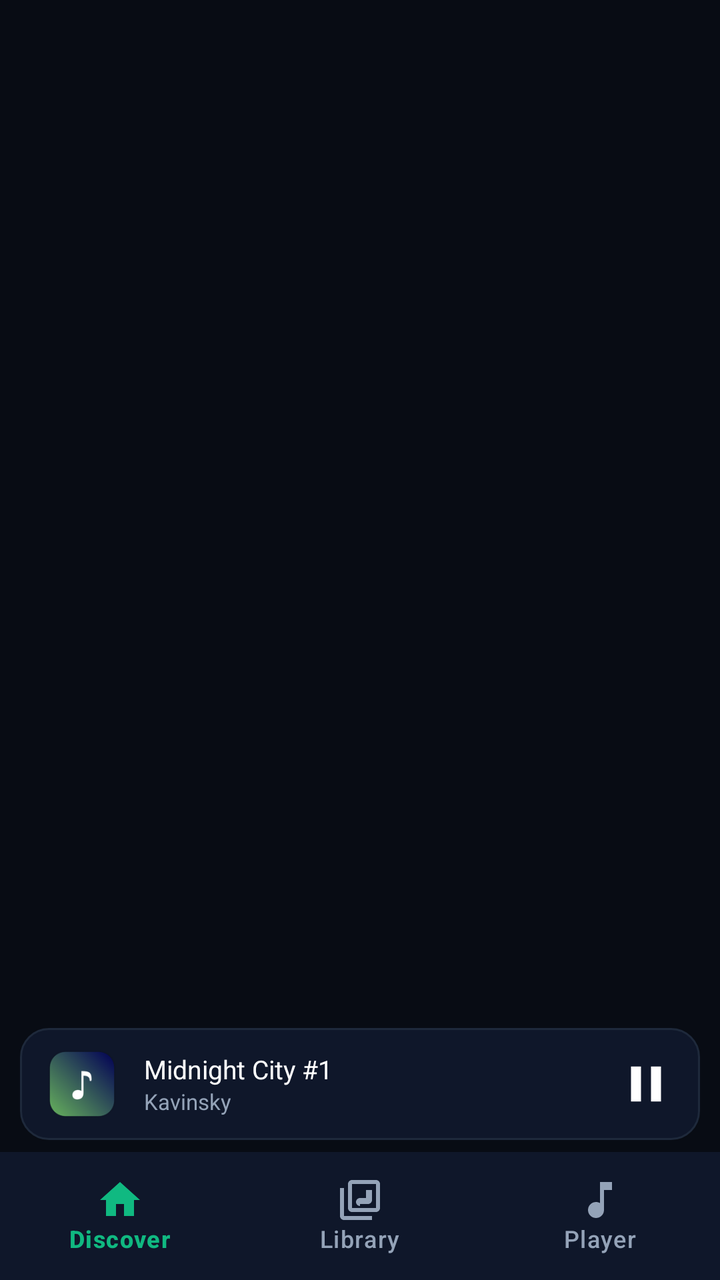
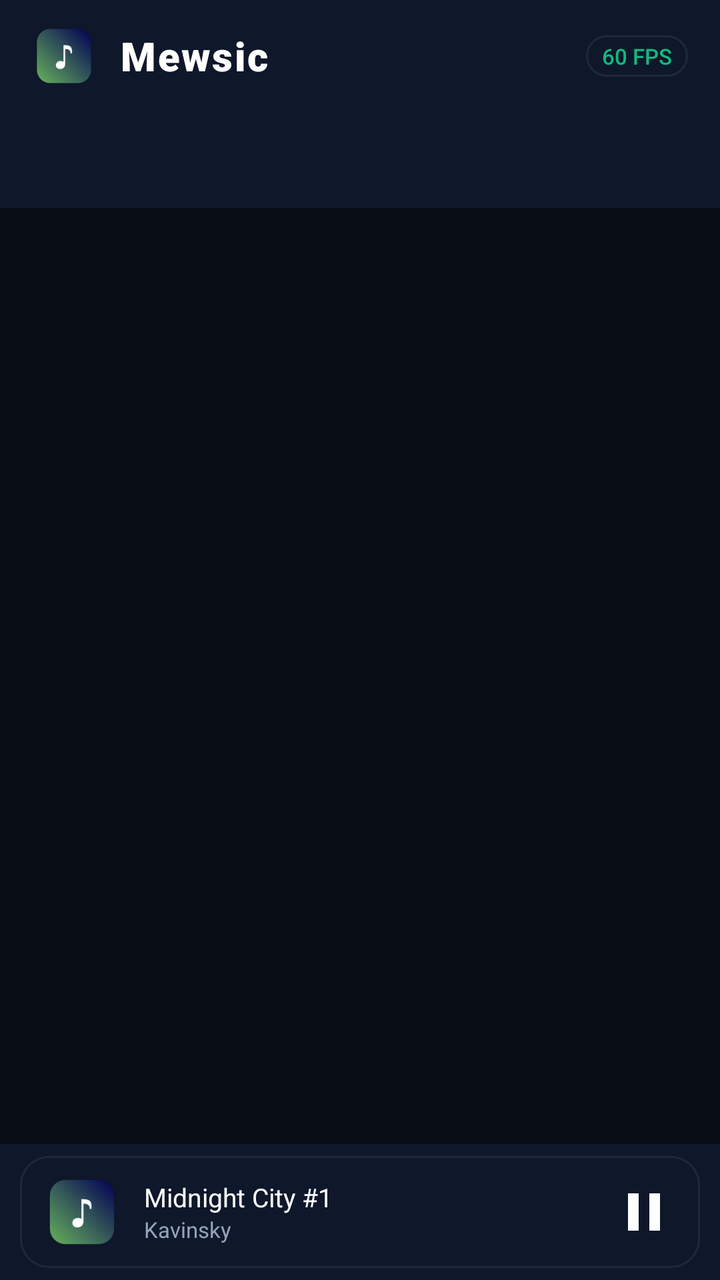

An Android layout rendered at two revisions. The XML below is the earlier revision; the diff shows what the commit changed to produce the second picture.
<!-- AndroidManifest.xml: application theme Theme.Mewsic -->
<!-- res/layout/activity_main.xml -->
<?xml version="1.0" encoding="utf-8"?>
<androidx.coordinatorlayout.widget.CoordinatorLayout xmlns:android="http://schemas.android.com/apk/res/android"
    xmlns:app="http://schemas.android.com/apk/res-auto"
    android:id="@+id/rootContainer"
    android:layout_width="match_parent"
    android:layout_height="match_parent"
    android:background="@color/background_dark">

    
    <FrameLayout
        android:id="@+id/fragmentContainer"
        android:layout_width="match_parent"
        android:layout_height="match_parent"
        android:layout_marginBottom="124dp" />

    
    <LinearLayout
        android:layout_width="match_parent"
        android:layout_height="wrap_content"
        android:layout_gravity="bottom"
        android:orientation="vertical">

        
        <LinearLayout
            android:id="@+id/miniPlayerBar"
            android:layout_width="match_parent"
            android:layout_height="56dp"
            android:layout_marginStart="10dp"
            android:layout_marginEnd="10dp"
            android:layout_marginBottom="6dp"
            android:background="@drawable/bg_stat_card"
            android:clickable="true"
            android:focusable="true"
            android:gravity="center_vertical"
            android:orientation="horizontal"
            android:paddingStart="12dp"
            android:paddingEnd="12dp">

            <ImageView
                android:id="@+id/ivMiniCover"
                android:layout_width="38dp"
                android:layout_height="38dp"
                android:contentDescription="@string/content_desc_logo"
                android:scaleType="centerCrop"
                android:src="@drawable/ic_mewsic_logo" />

            <LinearLayout
                android:layout_width="0dp"
                android:layout_height="wrap_content"
                android:layout_marginStart="12dp"
                android:layout_weight="1"
                android:orientation="vertical">

                <TextView
                    android:id="@+id/tvMiniTitle"
                    android:layout_width="wrap_content"
                    android:layout_height="wrap_content"
                    android:ellipsize="end"
                    android:fontFamily="sans-serif-bold"
                    android:maxLines="1"
                    android:text="Midnight City #1"
                    android:textColor="@color/text_primary"
                    android:textSize="13sp" />

                <TextView
                    android:id="@+id/tvMiniArtist"
                    android:layout_width="wrap_content"
                    android:layout_height="wrap_content"
                    android:ellipsize="end"
                    android:maxLines="1"
                    android:text="Kavinsky"
                    android:textColor="@color/text_secondary"
                    android:textSize="11sp" />
            </LinearLayout>

            <ImageView
                android:id="@+id/btnMiniPlayPause"
                android:layout_width="30dp"
                android:layout_height="30dp"
                android:contentDescription="Play or Pause"
                android:src="@drawable/ic_pause" />
        </LinearLayout>

        
        <com.google.android.material.bottomnavigation.BottomNavigationView
            android:id="@+id/bottomNav"
            android:layout_width="match_parent"
            android:layout_height="64dp"
            android:background="@color/surface_dark"
            app:itemActiveIndicatorStyle="@null"
            app:itemIconTint="@color/nav_item_tint"
            app:itemTextColor="@color/nav_item_tint"
            app:menu="@menu/bottom_nav_menu" />

    </LinearLayout>

</androidx.coordinatorlayout.widget.CoordinatorLayout>
<!-- resources referenced by this layout -->
<resources>
  <color name="background_dark">#080C14</color>
  <color name="surface_dark">#0F172A</color>
  <color name="text_primary">#FFFFFF</color>
  <color name="text_secondary">#94A3B8</color>
  <!-- drawable bg_stat_card (drawable) -->
  <?xml version="1.0" encoding="utf-8"?>
  <shape xmlns:android="http://schemas.android.com/apk/res/android"
      android:shape="rectangle">
      <solid android:color="@color/surface_dark" />
      <corners android:radius="14dp" />
      <stroke
          android:width="1dp"
          android:color="@color/surface_card" />
  </shape>
  <!-- drawable ic_mewsic_logo: png bitmap (drawable, 12205 bytes) -->
  <!-- drawable ic_pause (drawable) -->
  <vector xmlns:android="http://schemas.android.com/apk/res/android"
      android:width="24dp"
      android:height="24dp"
      android:viewportWidth="24"
      android:viewportHeight="24">
      <path
          android:fillColor="#FFFFFFFF"
          android:pathData="M6,19h4V5H6v14zm8,-14v14h4V5h-4z" />
  </vector>
  <string name="content_desc_logo">Mewsic App Logo</string>
  <style name="Theme.Mewsic" parent="Theme.Material3.Dark.NoActionBar">
          <item name="colorPrimary">@color/brand_emerald</item>
          <item name="colorOnPrimary">@color/text_primary</item>
          <item name="android:windowBackground">@color/background_dark</item>
          <item name="android:statusBarColor">@color/status_bar_color</item>
          <item name="android:navigationBarColor">@color/nav_bar_color</item>
          <item name="android:windowLightStatusBar">false</item>
          <item name="android:windowLightNavigationBar" tools:targetApi="o_mr1">false</item>
          <item name="android:windowActivityTransitions">true</item>
      </style>
  <color name="surface_card">#1E293B</color>
  <color name="brand_emerald">#10B981</color>
  <color name="status_bar_color">#080C14</color>
  <color name="nav_bar_color">#080C14</color>
</resources>

<!-- the commit's change to res/layout/activity_main.xml (unified diff, before → after) -->
@@ -1,33 +1,94 @@
 <?xml version="1.0" encoding="utf-8"?>
-<androidx.coordinatorlayout.widget.CoordinatorLayout xmlns:android="http://schemas.android.com/apk/res/android"
+<LinearLayout xmlns:android="http://schemas.android.com/apk/res/android"
     xmlns:app="http://schemas.android.com/apk/res-auto"
     android:id="@+id/rootContainer"
     android:layout_width="match_parent"
     android:layout_height="match_parent"
-    android:background="@color/background_dark">
-
-    
-    <FrameLayout
-        android:id="@+id/fragmentContainer"
-        android:layout_width="match_parent"
-        android:layout_height="match_parent"
-        android:layout_marginBottom="124dp" />
+    android:background="@color/background_dark"
+    android:orientation="vertical">
 
     
     <LinearLayout
+        android:id="@+id/topBar"
+        android:layout_width="match_parent"
+        android:layout_height="56dp"
+        android:background="@color/surface_dark"
+        android:gravity="center_vertical"
+        android:orientation="horizontal"
+        android:paddingStart="16dp"
+        android:paddingEnd="16dp">
+
+        <ImageView
+            android:layout_width="32dp"
+            android:layout_height="32dp"
+            android:contentDescription="@string/content_desc_logo"
+            android:src="@drawable/ic_mewsic_logo" />
+
+        <TextView
+            android:layout_width="0dp"
+            android:layout_height="wrap_content"
+            android:layout_marginStart="12dp"
+            android:layout_weight="1"
+            android:fontFamily="sans-serif-black"
+            android:letterSpacing="0.04"
+            android:text="@string/app_name"
+            android:textColor="@color/text_primary"
+            android:textSize="20sp" />
+
+        <TextView
+            android:layout_width="wrap_content"
+            android:layout_height="wrap_content"
+            android:background="@drawable/bg_stat_card"
+            android:fontFamily="sans-serif-medium"
+            android:paddingStart="8dp"
+            android:paddingTop="3dp"
+            android:paddingEnd="8dp"
+            android:paddingBottom="3dp"
+            android:text="60 FPS"
+            android:textColor="@color/brand_emerald"
+            android:textSize="11sp" />
+
+    </LinearLayout>
+
+    
+    <com.google.android.material.tabs.TabLayout
+        android:id="@+id/tabLayout"
+        android:layout_width="match_parent"
+        android:layout_height="48dp"
+        android:background="@color/surface_dark"
+        app:tabGravity="fill"
+        app:tabIndicatorAnimationMode="linear"
+        app:tabIndicatorColor="@color/brand_emerald"
+        app:tabIndicatorFullWidth="true"
+        app:tabIndicatorHeight="3dp"
+        app:tabMode="fixed"
+        app:tabRippleColor="?attr/colorControlHighlight"
+        app:tabSelectedTextColor="@color/brand_emerald"
+        app:tabTextAppearance="@style/TabTextAppearance"
+        app:tabTextColor="@color/text_secondary" />
+
+    
+    <androidx.viewpager2.widget.ViewPager2
+        android:id="@+id/viewPager"
+        android:layout_width="match_parent"
+        android:layout_height="0dp"
+        android:layout_weight="1" />
+
+    
+    <LinearLayout
+        android:id="@+id/miniPlayerContainer"
         android:layout_width="match_parent"
         android:layout_height="wrap_content"
-        android:layout_gravity="bottom"
-        android:orientation="vertical">
+        android:background="@color/surface_dark"
+        android:paddingTop="6dp"
+        android:paddingBottom="6dp">
 
-        
         <LinearLayout
             android:id="@+id/miniPlayerBar"
             android:layout_width="match_parent"
             android:layout_height="56dp"
             android:layout_marginStart="10dp"
             android:layout_marginEnd="10dp"
-            android:layout_marginBottom="6dp"
             android:background="@drawable/bg_stat_card"
             android:clickable="true"
             android:focusable="true"
@@ -75,23 +136,12 @@
 
             <ImageView
                 android:id="@+id/btnMiniPlayPause"
-                android:layout_width="30dp"
-                android:layout_height="30dp"
+                android:layout_width="32dp"
+                android:layout_height="32dp"
                 android:contentDescription="Play or Pause"
                 android:src="@drawable/ic_pause" />
         </LinearLayout>
 
-        
-        <com.google.android.material.bottomnavigation.BottomNavigationView
-            android:id="@+id/bottomNav"
-            android:layout_width="match_parent"
-            android:layout_height="64dp"
-            android:background="@color/surface_dark"
-            app:itemActiveIndicatorStyle="@null"
-            app:itemIconTint="@color/nav_item_tint"
-            app:itemTextColor="@color/nav_item_tint"
-            app:menu="@menu/bottom_nav_menu" />
-
     </LinearLayout>
 
-</androidx.coordinatorlayout.widget.CoordinatorLayout>
+</LinearLayout>
<!-- resource entries referenced after the edit -->
@@ -25,7 +25,14 @@
           android:fillColor="#FFFFFFFF"
           android:pathData="M6,19h4V5H6v14zm8,-14v14h4V5h-4z" />
   </vector>
+  <string name="app_name">Mewsic</string>
   <string name="content_desc_logo">Mewsic App Logo</string>
+  <style name="TabTextAppearance" parent="TextAppearance.Design.Tab">
+          <item name="android:textSize">13sp</item>
+          <item name="android:fontFamily">sans-serif-bold</item>
+          <item name="textAllCaps">true</item>
+          <item name="android:letterSpacing">0.05</item>
+      </style>
   <style name="Theme.Mewsic" parent="Theme.Material3.Dark.NoActionBar">
           <item name="colorPrimary">@color/brand_emerald</item>
           <item name="colorOnPrimary">@color/text_primary</item>
